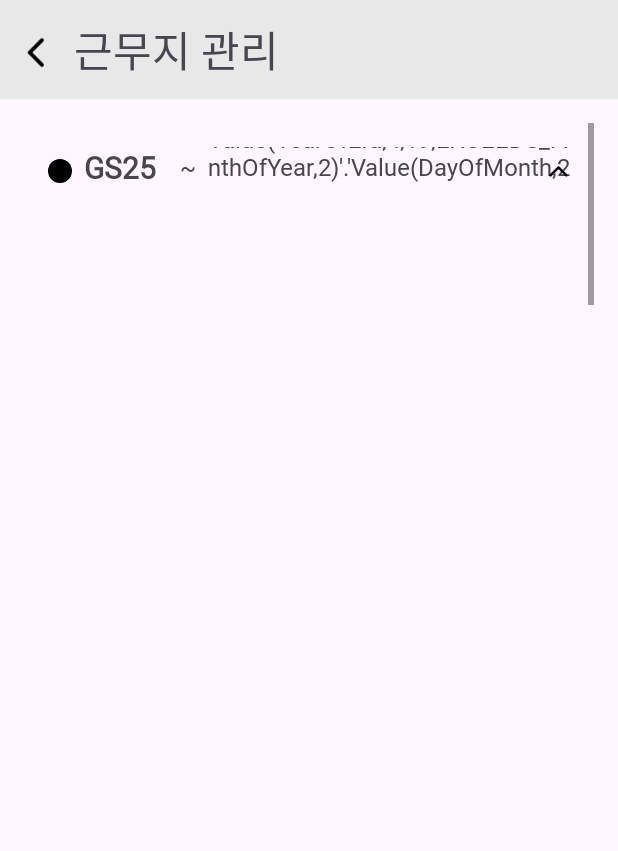
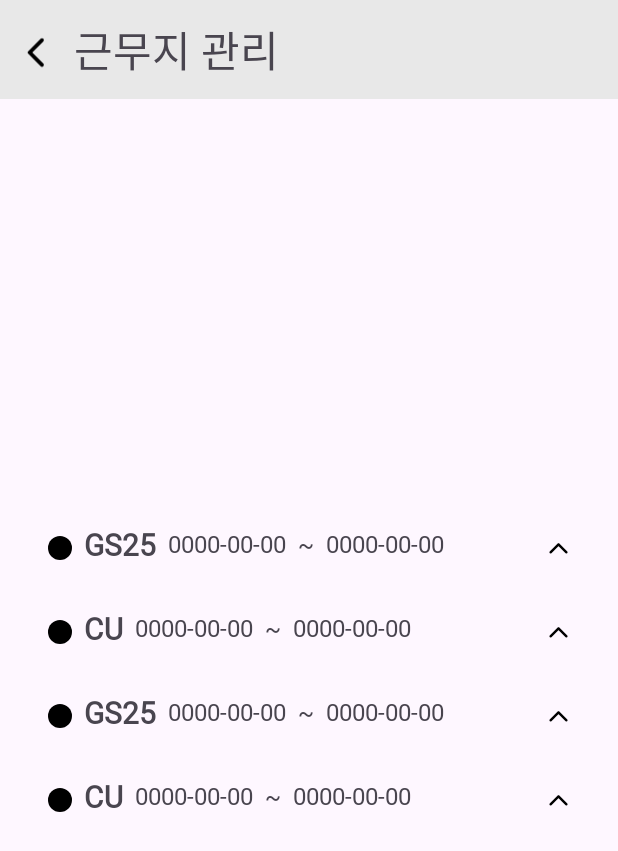
Before and after one commit to TTangho-Lee/Haedal-Hackathon, an Android app: the WorkPlaceActivity screen opened directly, with no data from a screen before it, on a phone screen of 412 x 824 dp. Shown: the top 851 px of the screen. Run offline under Robolectric (Android 15) with nearby library versions, the phone set to English and light mode, and no system bars; our stand-ins replace Room's generated code.

Commit message:
근무지 관리 리싸이클러뷰 설정

```diff
--- a/app/src/main/java/com/example/parttimecalander/Database/WorkPlace.java
+++ b/app/src/main/java/com/example/parttimecalander/Database/WorkPlace.java
@@ -3,10 +3,11 @@ package com.example.parttimecalander.Database;
 import androidx.room.Entity;
 import androidx.room.PrimaryKey;
 
+import java.io.Serializable;
 import java.time.LocalDate;
 
 @Entity(tableName = "place")
-public class WorkPlace {
+public class WorkPlace implements Serializable {
     @PrimaryKey(autoGenerate = true)
     public int ID;                         //기본키
     public String placeName;               //근무지명
--- a/app/src/main/java/com/example/parttimecalander/SecondFragment.java
+++ b/app/src/main/java/com/example/parttimecalander/SecondFragment.java
@@ -19,6 +19,7 @@ import com.example.parttimecalander.Database.Database.WorkPlaceDatabase;
 import com.example.parttimecalander.Database.WorkDaily;
 import com.example.parttimecalander.Database.WorkPlace;
 import com.example.parttimecalander.databinding.FragmentSecondBinding;
+import com.example.parttimecalander.home.HomeActivity;
 import com.example.parttimecalander.home.ui.summationmonth.RecyclerItem;
 import com.example.parttimecalander.home.ui.summationmonth.SummationMonthAdapter;
 import com.example.parttimecalander.home.ui.summationmonth.SummationMonthFragment;
@@ -93,11 +94,8 @@ public class SecondFragment extends Fragment {
 
 
             binding.buttonSecond.setOnClickListener(v -> {
-                Fragment summationMonthFragment = new SummationMonthFragment();
-                getActivity().getSupportFragmentManager().beginTransaction()
-                        .replace(R.id.nav_host_fragment_content_main, summationMonthFragment)  // 해당 Activity 내 프래그먼트 컨테이너
-                        .addToBackStack(null)
-                        .commit();
+                Intent intent = new Intent(getActivity(), HomeActivity.class);
+                startActivity(intent);
             });
         });
 
--- a/app/src/main/java/com/example/parttimecalander/home/HomeActivity.java
+++ b/app/src/main/java/com/example/parttimecalander/home/HomeActivity.java
@@ -1,11 +1,20 @@
 package com.example.parttimecalander.home;
 
+import android.content.Intent;
 import android.os.Bundle;
+import android.view.View;
 
 import androidx.appcompat.app.AppCompatActivity;
+import androidx.constraintlayout.widget.ConstraintLayout;
 import androidx.core.view.WindowCompat;
+import androidx.fragment.app.Fragment;
+import androidx.fragment.app.FragmentManager;
+import androidx.fragment.app.FragmentTransaction;
 
+import com.example.parttimecalander.MainActivity;
 import com.example.parttimecalander.R;
+import com.example.parttimecalander.home.ui.summationmonth.SummationMonthFragment;
+import com.example.parttimecalander.home.workplace.WorkPlaceActivity;
 
 public class HomeActivity extends AppCompatActivity {
 
@@ -14,6 +23,14 @@ public class HomeActivity extends AppCompatActivity {
         super.onCreate(savedInstanceState);
         enableEdgeToEdge();
         setContentView(R.layout.activity_home);
+        ConstraintLayout constraintLayout=(ConstraintLayout)findViewById(R.id.my_workplace);
+        constraintLayout.setOnClickListener(new View.OnClickListener() {
+            @Override
+            public void onClick(View v) {
+                Intent intent = new Intent(HomeActivity.this, WorkPlaceActivity.class);
+                startActivity(intent);
+            }
+        });
     }
 
     private void enableEdgeToEdge() {
--- a/app/src/main/java/com/example/parttimecalander/home/ui/summationmonth/SummationMonthAdapter.java
+++ b/app/src/main/java/com/example/parttimecalander/home/ui/summationmonth/SummationMonthAdapter.java
@@ -27,7 +27,6 @@ public class SummationMonthAdapter extends RecyclerView.Adapter<SummationMonthAd
     public SummationMonthAdapter(List<RecyclerItem> items, AppCompatActivity activity) {
         this.activity = activity;
         this.items = items;
-        Log.d("dd",""+items.size());
     }
 
     // ViewHolder 정의
--- a/app/src/main/java/com/example/parttimecalander/home/workplace/WorkPlaceActivity.java
+++ b/app/src/main/java/com/example/parttimecalander/home/workplace/WorkPlaceActivity.java
@@ -2,6 +2,7 @@ package com.example.parttimecalander.home.workplace;
 
 
 import android.os.Bundle;
+import android.util.Log;
 
 import androidx.appcompat.app.AppCompatActivity;
 import androidx.core.view.WindowCompat;
@@ -39,6 +40,7 @@ public class WorkPlaceActivity extends AppCompatActivity {
         Executors.newSingleThreadExecutor().execute(() -> {
             // 데이터 조회 및 어댑터 설정을 위한 스레드 시작
             List<WorkPlace> places = workPlaceDao.getDataAll();
+            Log.d("ww",""+places.size());
             // 어댑터 설정
             WorkPlaceAdapter adapter = new WorkPlaceAdapter(places);
             recyclerView.setAdapter(adapter);
--- a/app/src/main/java/com/example/parttimecalander/home/workplace/WorkPlaceAdapter.java
+++ b/app/src/main/java/com/example/parttimecalander/home/workplace/WorkPlaceAdapter.java
@@ -19,7 +19,7 @@ import java.time.format.DateTimeFormatter;
 import java.util.List;
 import java.util.Objects;
 
-public class WorkPlaceAdapter extends RecyclerView.Adapter<WorkPlaceAdapter.WorkPlaceViewHolder> {
+public class WorkPlaceAdapter extends RecyclerView.Adapter<WorkPlaceAdapter.ViewHolder> {
     private final List<WorkPlace> workPlaces;
 
     public WorkPlaceAdapter(List<WorkPlace> workPlaces) {
@@ -27,74 +27,64 @@ public class WorkPlaceAdapter extends RecyclerView.Adapter<WorkPlaceAdapter.Work
     }
 
     // ViewHolder 정의
-    public class WorkPlaceViewHolder extends RecyclerView.ViewHolder {
-        private final LocalDate indefiniteDate = LocalDate.of(9999, 12, 31);
-
-        // title 구성
-        private final View colorView;
-        private final TextView titleTextView;
-        private final TextView startDateTextView;
-        private final TextView endDateTextView;
-
-        private final View detailsLayout;
-        private final TextView industryTextView;
-        private final TextView moneyTextView;
-        private final TextView juhyuTextView;
-        private final LinearLayout workdayBox;
-
-        public WorkPlaceViewHolder(View itemView) {
+    public static class ViewHolder extends RecyclerView.ViewHolder {
+        private LocalDate indefiniteDate = LocalDate.of(9999, 12, 31);
+        private View colorView;
+        private TextView titleTextView;
+        private TextView startDateTextView;
+        private TextView endDateTextView;
+        private View detailsLayout;
+        private TextView industryTextView;
+        private TextView moneyTextView;
+        private TextView juhyuTextView;
+        private LinearLayout workdayBox;
+        public ViewHolder(@NonNull View itemView) {
             super(itemView);
             colorView = itemView.findViewById(R.id.workplace_color);
             titleTextView = itemView.findViewById(R.id.workplace_title);
             startDateTextView = itemView.findViewById(R.id.workplace_start);
             endDateTextView = itemView.findViewById(R.id.workplace_end);
-
             detailsLayout = itemView.findViewById(R.id.container_industry);
             industryTextView = itemView.findViewById(R.id.content_industry);
             moneyTextView = itemView.findViewById(R.id.content_money);
             juhyuTextView = itemView.findViewById(R.id.juhyu_money);
             workdayBox = itemView.findViewById(R.id.box_workday);
         }
-
-        public void bind(WorkPlace workPlace) {
-            DateTimeFormatter formatter = DateTimeFormatter.ofPattern("yyyy.MM.dd");
-            DecimalFormat decimalFormatter = new DecimalFormat("###,###");
-            int usualPay = workPlace.usualPay;
-
-            // titleLayout setting
-
-            titleTextView.setText(workPlace.placeName);
-            startDateTextView.setText(workPlace.startDate);
-            endDateTextView.setText(Objects.equals(workPlace.endDate, indefiniteDate.toString()) ? "미정" : formatter.toString());
-
-            // detailLayout setting
-
-            industryTextView.setText(workPlace.type);
-            moneyTextView.setText(decimalFormatter.format(usualPay));
-            juhyuTextView.setText(workPlace.isJuhyu ? "주휴수당 있음" : "주휴수당 없음");
-
-            // TODO: 리니어레이아웃에 "출근요일: 출근시간 - 퇴근시간"인 텍스트 뷰 동적으로 만들어서 표시하기
-
-            detailsLayout.setVisibility(workPlace.isExpanded ? View.VISIBLE : View.GONE);
-
-            // 클릭 시 아이템 확장 및 축소
-            itemView.setOnClickListener(v -> {
-                workPlace.isExpanded=!workPlace.isExpanded;
-                notifyItemChanged(getAdapterPosition());
-            });
-        }
     }
 
     @NonNull
     @Override
-    public WorkPlaceViewHolder onCreateViewHolder(@NonNull ViewGroup parent, int viewType) {
-        View view = LayoutInflater.from(parent.getContext()).inflate(R.layout.item_workplace, parent, false);
-        return new WorkPlaceViewHolder(view);
+    public ViewHolder onCreateViewHolder(@NonNull ViewGroup parent, int viewType) {
+        View view = LayoutInflater.from(parent.getContext())
+                .inflate(R.layout.item_workplace, parent, false);
+        return new ViewHolder(view);
     }
 
     @Override
-    public void onBindViewHolder(@NonNull WorkPlaceViewHolder holder, int position) {
-        holder.bind(workPlaces.get(position));
+    public void onBindViewHolder(@NonNull ViewHolder holder, int position) {
+        DecimalFormat decimalFormatter = new DecimalFormat("###,###");
+        int usualPay = workPlaces.get(position).usualPay;
+        holder.titleTextView.setText(workPlaces.get(position).placeName);
+        if(workPlaces.get(position).startDate==null || workPlaces.get(position).startDate.trim().isEmpty()){
+            holder.startDateTextView.setText("0000-00-00");
+        }else{
+            holder.startDateTextView.setText(workPlaces.get(position).startDate);
+        }
+        if(workPlaces.get(position).endDate==null || workPlaces.get(position).endDate.trim().isEmpty()){
+            holder.endDateTextView.setText("0000-00-00");
+        }else{
+            holder.endDateTextView.setText(workPlaces.get(position).endDate);
+        }
+
+        holder.industryTextView.setText(workPlaces.get(position).type);
+        holder.moneyTextView.setText(decimalFormatter.format(usualPay));
+        holder.juhyuTextView.setText(workPlaces.get(position).isJuhyu ? "주휴수당 있음" : "주휴수당 없음");
+        // TODO: 리니어레이아웃에"출근요일: 출근시간- 퇴근시간"인 텍스트 뷰 동적으로 만들어서 표시하기
+        holder.detailsLayout.setVisibility(workPlaces.get(position).isExpanded ? View.VISIBLE : View.GONE);
+
+        holder.itemView.setOnClickListener(v -> {
+                    workPlaces.get(position).isExpanded=!workPlaces.get(position).isExpanded;
+        notifyItemChanged(holder.getAdapterPosition());});
     }
 
     @Override
--- a/app/src/main/res/layout/activity_workplace.xml
+++ b/app/src/main/res/layout/activity_workplace.xml
@@ -42,8 +42,8 @@
 
    <androidx.recyclerview.widget.RecyclerView
        android:id="@+id/workplace_recyclerView"
-       android:layout_width="0dp"
-       android:layout_height="0dp"
+       android:layout_width="match_parent"
+       android:layout_height="wrap_content"
        android:padding="16dp"
        android:scrollbars="vertical"
        app:layout_constraintStart_toStartOf="parent"
--- a/app/src/main/res/layout/item_workplace.xml
+++ b/app/src/main/res/layout/item_workplace.xml
@@ -4,7 +4,7 @@
     xmlns:app="http://schemas.android.com/apk/res-auto"
     xmlns:tools="http://schemas.android.com/tools"
     android:layout_width="match_parent"
-    android:layout_height="match_parent"
+    android:layout_height="wrap_content"
     android:padding="16dp">
 
     <!-- 근무지명 -->
@@ -85,7 +85,7 @@
     <!-- 근무지 상세정보 -->
     <androidx.constraintlayout.widget.ConstraintLayout
         android:id="@+id/container_industry"
-        android:layout_width="0dp"
+        android:layout_width="match_parent"
         android:layout_height="wrap_content"
         android:background="@drawable/background_white_border_10"
         android:layout_marginTop="16dp"
```
